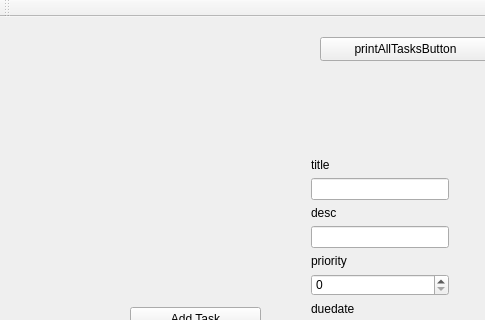
Qt form TaskManager/TaskManagerUI/Gui.ui (asanguine/CPP-QT-DataStructures-TaskManagerApp) before a commit; both pictures show x 0 to 485 and y 0 to 320 of the 485 by 624 pixel window.
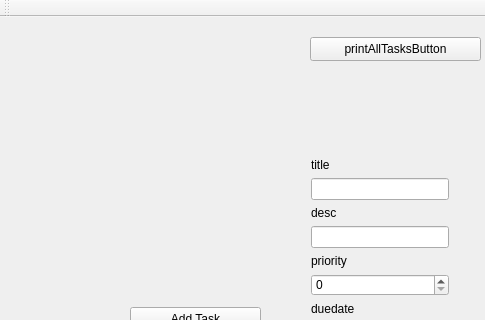
The same form after that commit.

```diff
--- a/TaskManager/TaskManagerUI/Gui.ui
+++ b/TaskManager/TaskManagerUI/Gui.ui
@@ -2,6 +2,9 @@
 <ui version="4.0">
  <class>GuiClass</class>
  <widget class="QMainWindow" name="GuiClass">
+  <property name="enabled">
+   <bool>true</bool>
+  </property>
   <property name="geometry">
    <rect>
     <x>0</x>
@@ -15,9 +18,12 @@
   </property>
   <widget class="QWidget" name="centralWidget">
    <widget class="QPushButton" name="printAllTasksButton">
+    <property name="enabled">
+     <bool>true</bool>
+    </property>
     <property name="geometry">
      <rect>
-      <x>320</x>
+      <x>310</x>
       <y>20</y>
       <width>171</width>
       <height>24</height>
```
